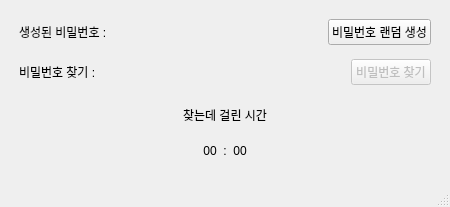
Above: src/ui/main_form.ui from 100dlswjd/Create_random_password before the change. Below: the same form after it.
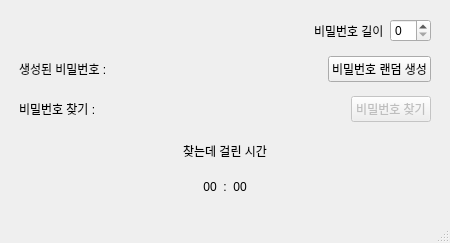
That is the form after the change.

Commit message: ui 수정 (비밀번호 길이 지정추가)

Diff of the .ui file:
```diff
--- a/src/ui/main_form.ui
+++ b/src/ui/main_form.ui
@@ -7,7 +7,7 @@
     <x>0</x>
     <y>0</y>
     <width>450</width>
-    <height>207</height>
+    <height>243</height>
    </rect>
   </property>
   <property name="minimumSize">
@@ -35,6 +35,45 @@
       <property name="bottomMargin">
        <number>6</number>
       </property>
+      <item>
+       <layout class="QHBoxLayout" name="horizontalLayout_5">
+        <property name="leftMargin">
+         <number>4</number>
+        </property>
+        <property name="topMargin">
+         <number>4</number>
+        </property>
+        <property name="rightMargin">
+         <number>4</number>
+        </property>
+        <property name="bottomMargin">
+         <number>4</number>
+        </property>
+        <item>
+         <spacer name="horizontalSpacer_5">
+          <property name="orientation">
+           <enum>Qt::Horizontal</enum>
+          </property>
+          <property name="sizeHint" stdset="0">
+           <size>
+            <width>40</width>
+            <height>20</height>
+           </size>
+          </property>
+         </spacer>
+        </item>
+        <item>
+         <widget class="QLabel" name="label_password_len">
+          <property name="text">
+           <string>비밀번호 길이</string>
+          </property>
+         </widget>
+        </item>
+        <item>
+         <widget class="QSpinBox" name="spinBox_password_len"/>
+        </item>
+       </layout>
+      </item>
       <item>
        <layout class="QHBoxLayout" name="horizontalLayout">
         <property name="leftMargin">
```
The commit also changes 1 other file.
